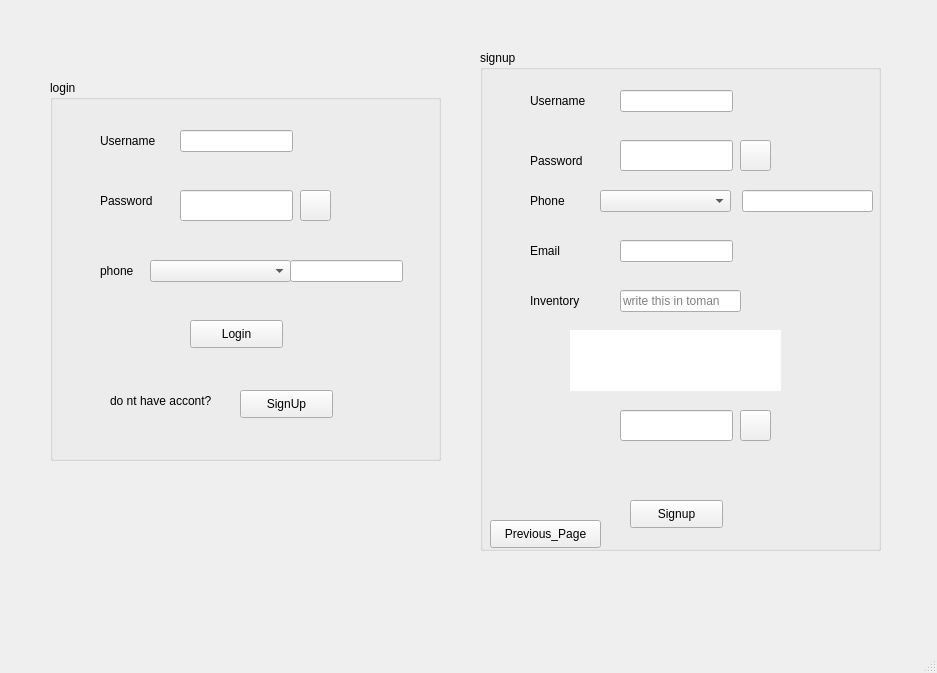
Parsazahedian/Farm_fum_1402, file login_or_signup_page.ui: the form before one commit.
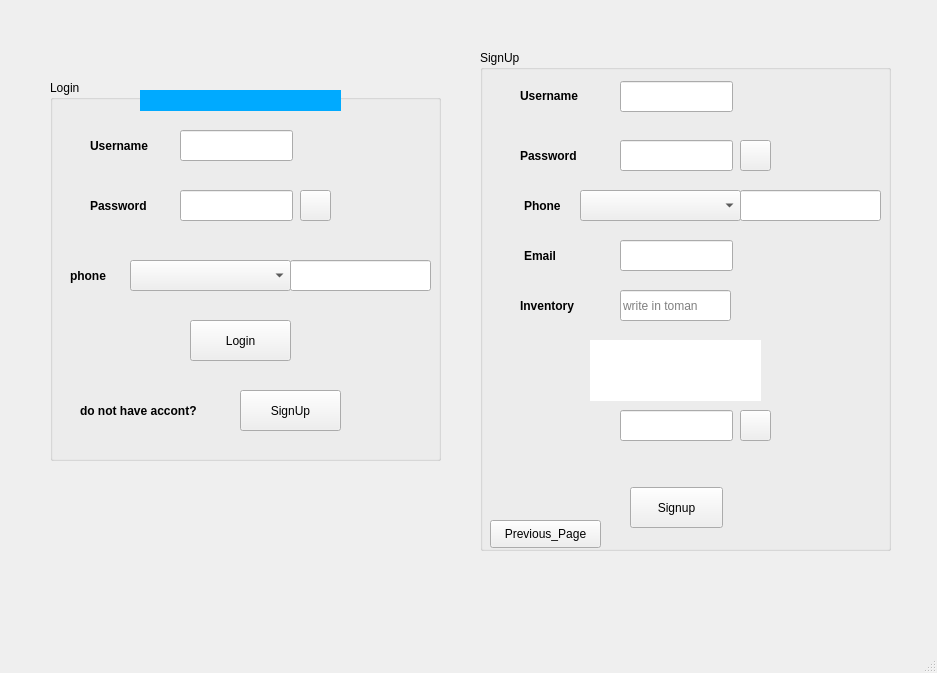
The form after the commit. Icons and pictures are not drawn.

Commit message: Start_design_of_ui

Diff of the .ui file:
```diff
--- a/login_or_signup_page.ui
+++ b/login_or_signup_page.ui
@@ -23,8 +23,16 @@
       <height>381</height>
      </rect>
     </property>
+    <property name="font">
+     <font>
+      <pointsize>9</pointsize>
+     </font>
+    </property>
+    <property name="styleSheet">
+     <string notr="true"/>
+    </property>
     <property name="title">
-     <string>login</string>
+     <string>Login</string>
     </property>
     <widget class="QLineEdit" name="lineEdit">
      <property name="geometry">
@@ -32,7 +40,7 @@
        <x>130</x>
        <y>50</y>
        <width>113</width>
-       <height>22</height>
+       <height>31</height>
       </rect>
      </property>
     </widget>
@@ -49,14 +57,21 @@
     <widget class="QLabel" name="label">
      <property name="geometry">
       <rect>
-       <x>60</x>
+       <x>30</x>
        <y>310</y>
-       <width>111</width>
-       <height>21</height>
+       <width>151</width>
+       <height>41</height>
       </rect>
      </property>
+     <property name="font">
+      <font>
+       <pointsize>9</pointsize>
+       <weight>75</weight>
+       <bold>true</bold>
+      </font>
+     </property>
      <property name="text">
-      <string>do nt have accont?</string>
+      <string>do not have accont?</string>
      </property>
     </widget>
     <widget class="QPushButton" name="signUp_of_LoginGroupbox">
@@ -64,8 +79,8 @@
       <rect>
        <x>190</x>
        <y>310</y>
-       <width>93</width>
-       <height>28</height>
+       <width>101</width>
+       <height>41</height>
       </rect>
      </property>
      <property name="text">
@@ -77,8 +92,8 @@
       <rect>
        <x>140</x>
        <y>240</y>
-       <width>93</width>
-       <height>28</height>
+       <width>101</width>
+       <height>41</height>
       </rect>
      </property>
      <property name="text">
@@ -88,12 +103,19 @@
     <widget class="QLabel" name="label_2">
      <property name="geometry">
       <rect>
-       <x>50</x>
+       <x>40</x>
        <y>110</y>
-       <width>61</width>
-       <height>21</height>
+       <width>81</width>
+       <height>31</height>
       </rect>
      </property>
+     <property name="font">
+      <font>
+       <pointsize>9</pointsize>
+       <weight>75</weight>
+       <bold>true</bold>
+      </font>
+     </property>
      <property name="text">
       <string>Password</string>
      </property>
@@ -101,12 +123,19 @@
     <widget class="QLabel" name="label_3">
      <property name="geometry">
       <rect>
-       <x>50</x>
+       <x>40</x>
        <y>50</y>
-       <width>61</width>
-       <height>21</height>
+       <width>81</width>
+       <height>31</height>
       </rect>
      </property>
+     <property name="font">
+      <font>
+       <pointsize>9</pointsize>
+       <weight>75</weight>
+       <bold>true</bold>
+      </font>
+     </property>
      <property name="text">
       <string>Username</string>
      </property>
@@ -120,6 +149,9 @@
        <height>21</height>
       </rect>
      </property>
+     <property name="styleSheet">
+      <string notr="true">color: rgb(255, 0, 0);</string>
+     </property>
      <property name="text">
       <string/>
      </property>
@@ -140,12 +172,19 @@
     <widget class="QLabel" name="label_6">
      <property name="geometry">
       <rect>
-       <x>50</x>
+       <x>20</x>
        <y>180</y>
-       <width>61</width>
-       <height>21</height>
+       <width>71</width>
+       <height>31</height>
       </rect>
      </property>
+     <property name="font">
+      <font>
+       <pointsize>9</pointsize>
+       <weight>75</weight>
+       <bold>true</bold>
+      </font>
+     </property>
      <property name="text">
       <string>phone</string>
      </property>
@@ -155,18 +194,18 @@
       <rect>
        <x>240</x>
        <y>180</y>
-       <width>113</width>
-       <height>22</height>
+       <width>141</width>
+       <height>31</height>
       </rect>
      </property>
     </widget>
     <widget class="QComboBox" name="comboBox_2">
      <property name="geometry">
       <rect>
-       <x>100</x>
+       <x>80</x>
        <y>180</y>
-       <width>141</width>
-       <height>22</height>
+       <width>161</width>
+       <height>31</height>
       </rect>
      </property>
     </widget>
@@ -179,6 +218,9 @@
        <height>21</height>
       </rect>
      </property>
+     <property name="styleSheet">
+      <string notr="true">color: rgb(255, 0, 0);</string>
+     </property>
      <property name="text">
       <string/>
      </property>
@@ -208,6 +250,9 @@
        <height>21</height>
       </rect>
      </property>
+     <property name="styleSheet">
+      <string notr="true">background-color: rgb(0, 170, 255);</string>
+     </property>
      <property name="text">
       <string/>
      </property>
@@ -218,23 +263,28 @@
      <rect>
       <x>480</x>
       <y>50</y>
-      <width>401</width>
+      <width>411</width>
       <height>501</height>
      </rect>
     </property>
+    <property name="font">
+     <font>
+      <pointsize>9</pointsize>
+     </font>
+    </property>
     <property name="styleSheet">
      <string notr="true"/>
     </property>
     <property name="title">
-     <string>signup</string>
+     <string>SignUp</string>
     </property>
     <widget class="QLineEdit" name="lineEdit_3">
      <property name="geometry">
       <rect>
        <x>140</x>
-       <y>40</y>
+       <y>31</y>
        <width>113</width>
-       <height>22</height>
+       <height>31</height>
       </rect>
      </property>
     </widget>
@@ -251,10 +301,10 @@
     <widget class="QLineEdit" name="lineEdit_5">
      <property name="geometry">
       <rect>
-       <x>262</x>
+       <x>260</x>
        <y>140</y>
-       <width>131</width>
-       <height>22</height>
+       <width>141</width>
+       <height>31</height>
       </rect>
      </property>
     </widget>
@@ -264,7 +314,7 @@
        <x>140</x>
        <y>190</y>
        <width>113</width>
-       <height>22</height>
+       <height>31</height>
       </rect>
      </property>
     </widget>
@@ -273,20 +323,25 @@
       <rect>
        <x>140</x>
        <y>240</y>
-       <width>121</width>
-       <height>22</height>
+       <width>111</width>
+       <height>31</height>
       </rect>
      </property>
+     <property name="font">
+      <font>
+       <pointsize>9</pointsize>
+      </font>
+     </property>
      <property name="placeholderText">
-      <string>write this in toman</string>
+      <string>write in toman</string>
      </property>
     </widget>
     <widget class="QLabel" name="label_4">
      <property name="geometry">
       <rect>
-       <x>90</x>
-       <y>280</y>
-       <width>211</width>
+       <x>110</x>
+       <y>290</y>
+       <width>171</width>
        <height>61</height>
       </rect>
      </property>
@@ -340,9 +395,9 @@
      <property name="geometry">
       <rect>
        <x>150</x>
-       <y>450</y>
+       <y>437</y>
        <width>93</width>
-       <height>28</height>
+       <height>41</height>
       </rect>
      </property>
      <property name="text">
@@ -362,12 +417,19 @@
     <widget class="QLabel" name="label_5">
      <property name="geometry">
       <rect>
-       <x>50</x>
+       <x>40</x>
        <y>240</y>
-       <width>55</width>
-       <height>21</height>
+       <width>81</width>
+       <height>31</height>
       </rect>
      </property>
+     <property name="font">
+      <font>
+       <pointsize>9</pointsize>
+       <weight>75</weight>
+       <bold>true</bold>
+      </font>
+     </property>
      <property name="text">
       <string>Inventory</string>
      </property>
@@ -385,12 +447,19 @@
     <widget class="QLabel" name="label_8">
      <property name="geometry">
       <rect>
-       <x>50</x>
+       <x>44</x>
        <y>190</y>
-       <width>55</width>
-       <height>21</height>
+       <width>61</width>
+       <height>31</height>
       </rect>
      </property>
+     <property name="font">
+      <font>
+       <pointsize>9</pointsize>
+       <weight>75</weight>
+       <bold>true</bold>
+      </font>
+     </property>
      <property name="text">
       <string>Email</string>
      </property>
@@ -398,12 +467,19 @@
     <widget class="QLabel" name="label_9">
      <property name="geometry">
       <rect>
-       <x>50</x>
+       <x>44</x>
        <y>140</y>
-       <width>55</width>
-       <height>21</height>
+       <width>61</width>
+       <height>31</height>
       </rect>
      </property>
+     <property name="font">
+      <font>
+       <pointsize>9</pointsize>
+       <weight>75</weight>
+       <bold>true</bold>
+      </font>
+     </property>
      <property name="text">
       <string>Phone</string>
      </property>
@@ -411,12 +487,19 @@
     <widget class="QLabel" name="label_10">
      <property name="geometry">
       <rect>
-       <x>50</x>
-       <y>100</y>
-       <width>61</width>
-       <height>21</height>
+       <x>40</x>
+       <y>90</y>
+       <width>81</width>
+       <height>31</height>
       </rect>
      </property>
+     <property name="font">
+      <font>
+       <pointsize>9</pointsize>
+       <weight>75</weight>
+       <bold>true</bold>
+      </font>
+     </property>
      <property name="text">
       <string>Password</string>
      </property>
@@ -424,12 +507,19 @@
     <widget class="QLabel" name="label_11">
      <property name="geometry">
       <rect>
-       <x>50</x>
-       <y>40</y>
-       <width>71</width>
-       <height>21</height>
+       <x>40</x>
+       <y>30</y>
+       <width>81</width>
+       <height>31</height>
       </rect>
      </property>
+     <property name="font">
+      <font>
+       <pointsize>9</pointsize>
+       <weight>75</weight>
+       <bold>true</bold>
+      </font>
+     </property>
      <property name="text">
       <string>Username</string>
      </property>
@@ -437,10 +527,10 @@
     <widget class="QComboBox" name="comboBox">
      <property name="geometry">
       <rect>
-       <x>120</x>
+       <x>100</x>
        <y>140</y>
-       <width>131</width>
-       <height>22</height>
+       <width>161</width>
+       <height>31</height>
       </rect>
      </property>
     </widget>
@@ -461,11 +551,14 @@
      <property name="geometry">
       <rect>
        <x>140</x>
-       <y>110</y>
+       <y>120</y>
        <width>181</width>
        <height>21</height>
       </rect>
      </property>
+     <property name="styleSheet">
+      <string notr="true">color: rgb(255, 0, 0);</string>
+     </property>
      <property name="text">
       <string/>
      </property>
@@ -474,11 +567,14 @@
      <property name="geometry">
       <rect>
        <x>220</x>
-       <y>160</y>
+       <y>170</y>
        <width>181</width>
        <height>21</height>
       </rect>
      </property>
+     <property name="styleSheet">
+      <string notr="true">color: rgb(255, 0, 0);</string>
+     </property>
      <property name="text">
       <string/>
      </property>
@@ -487,11 +583,14 @@
      <property name="geometry">
       <rect>
        <x>140</x>
-       <y>210</y>
+       <y>220</y>
        <width>181</width>
        <height>21</height>
       </rect>
      </property>
+     <property name="styleSheet">
+      <string notr="true">color: rgb(255, 0, 0);</string>
+     </property>
      <property name="text">
       <string/>
      </property>
@@ -500,11 +599,14 @@
      <property name="geometry">
       <rect>
        <x>140</x>
-       <y>260</y>
+       <y>270</y>
        <width>181</width>
        <height>21</height>
       </rect>
      </property>
+     <property name="styleSheet">
+      <string notr="true">color: rgb(255, 0, 0);</string>
+     </property>
      <property name="text">
       <string/>
      </property>
```
Left out of the diff: 9 changed lines with no effect on the pictures. The commit also changes 1 other file.
